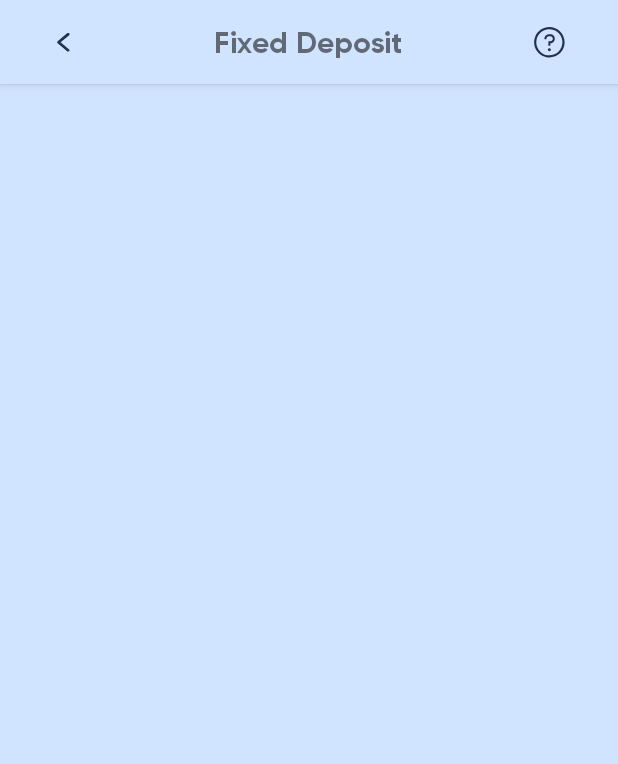
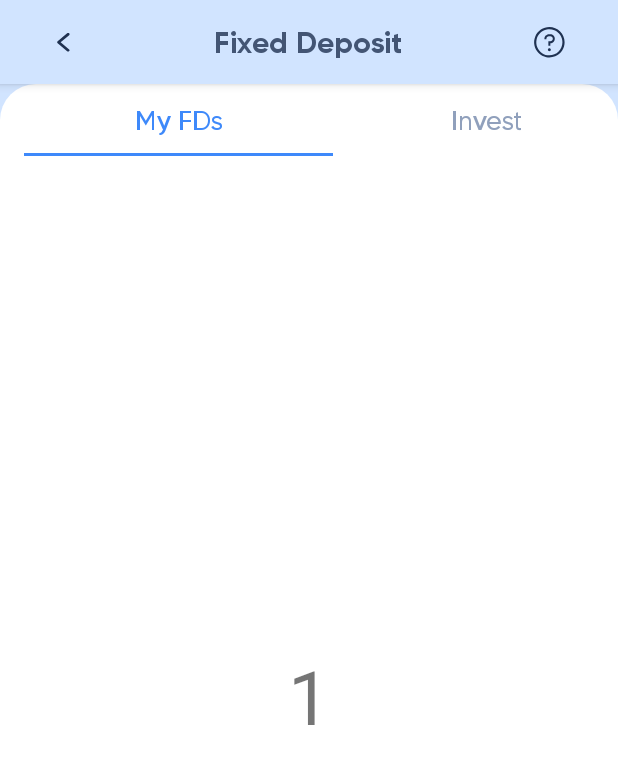
Before and after one commit to Anuj-Rai12/assigment_project, an Android app: the screen it shows after launch (MainActivity), on a phone screen of 412 x 824 dp. Shown: the top 764 px of the screen. Run offline under Robolectric (Android 15) with nearby library versions, the phone set to English and light mode, and no system bars.

Commit message:
Add ViewPager into Project status:Successfully

```diff
--- a/app/src/main/java/com/example/mytestingproject/MainActivity.kt
+++ b/app/src/main/java/com/example/mytestingproject/MainActivity.kt
@@ -5,27 +5,38 @@ import android.os.Bundle
 import android.view.Gravity
 import androidx.appcompat.app.ActionBar
 import androidx.appcompat.app.AppCompatActivity
+import com.example.mytestingproject.adaptor.MainViewPager
 import com.example.mytestingproject.databinding.ActionBarLayoutBinding
 import com.example.mytestingproject.databinding.ActivityMainBinding
-import com.example.mytestingproject.utils.changeStatusBarColor
+import com.example.mytestingproject.fragment.OneFragment
 import com.example.mytestingproject.utils.msg
+import com.google.android.material.tabs.TabLayoutMediator
 
 
 class MainActivity : AppCompatActivity() {
 
-    private lateinit var binding:ActivityMainBinding
+    private lateinit var binding: ActivityMainBinding
+    private lateinit var viewPager: MainViewPager
+    private val stringArr = listOf("My FDs", "Invest")
 
     override fun onCreate(savedInstanceState: Bundle?) {
         super.onCreate(savedInstanceState)
-        changeStatusBarColor()
-        binding= ActivityMainBinding.inflate(layoutInflater)
+        binding = ActivityMainBinding.inflate(layoutInflater)
         setContentView(binding.root)
         setActionBar()
+        viewPager = MainViewPager(supportFragmentManager, lifecycle)
+        binding.viewPager.adapter = viewPager
+        viewPager.setFragment(OneFragment())
+        viewPager.setFragment(OneFragment())
+        TabLayoutMediator(binding.tabs, binding.viewPager) { tab, pos ->
+            tab.text = stringArr[pos]
+        }.attach()
+
     }
 
     @SuppressLint("RtlHardcoded")
     private fun setActionBar() {
-        val binding=ActionBarLayoutBinding.inflate(layoutInflater)
+        val binding = ActionBarLayoutBinding.inflate(layoutInflater)
 
         supportActionBar!!.displayOptions = ActionBar.DISPLAY_SHOW_CUSTOM
         supportActionBar!!.setDisplayShowCustomEnabled(true)
@@ -40,5 +51,9 @@ class MainActivity : AppCompatActivity() {
         binding.toolbarBackBtn.setOnClickListener {
             msg("back arrow")
         }
+        binding.toolbarInfoBtn.setOnClickListener {
+            msg("Information")
+        }
+
     }
 }
--- /dev/null
+++ b/app/src/main/java/com/example/mytestingproject/adaptor/ViewPagerAdaptor.kt
@@ -0,0 +1,46 @@
+package com.example.mytestingproject.adaptor
+
+import android.util.Log
+import androidx.fragment.app.Fragment
+import androidx.fragment.app.FragmentManager
+import androidx.lifecycle.Lifecycle
+import androidx.viewpager2.adapter.FragmentStateAdapter
+
+
+
+class MainViewPager : FragmentStateAdapter {
+
+    constructor(fragment: Fragment) : super(fragment)
+
+    constructor(fragmentManager: FragmentManager, lifecycle: Lifecycle) : super(
+        fragmentManager,
+        lifecycle
+    )
+
+    private val getTotalFragment: MutableList<Fragment> = mutableListOf()
+
+
+    override fun getItemCount(): Int {
+        return getTotalFragment.size
+    }
+
+    override fun createFragment(position: Int): Fragment {
+        return getTotalFragment[position]
+    }
+
+    fun setFragment(fragment: Fragment) {
+        getTotalFragment.add(fragment)
+        Log.i("MainViewPager", "setFragment: $getTotalFragment")
+    }
+
+    fun removedFragment(position: Int) {
+        getTotalFragment.removeAt(position)
+        Log.i("MainViewPager", "removedFragment: $getTotalFragment")
+    }
+
+    fun getSize(): Int {
+        Log.i("MainViewPager", "getSize: ${getTotalFragment.size}")
+        return getTotalFragment.size
+    }
+
+}
--- /dev/null
+++ b/app/src/main/java/com/example/mytestingproject/fragment/OneFragment.kt
@@ -0,0 +1,17 @@
+package com.example.mytestingproject.fragment
+
+import android.os.Bundle
+import android.view.View
+import androidx.fragment.app.Fragment
+import com.example.mytestingproject.R
+import com.example.mytestingproject.databinding.OneFragmentLayoutBinding
+
+class OneFragment : Fragment(R.layout.one_fragment_layout) {
+
+    private lateinit var binding: OneFragmentLayoutBinding
+    override fun onViewCreated(view: View, savedInstanceState: Bundle?) {
+        super.onViewCreated(view, savedInstanceState)
+        binding= OneFragmentLayoutBinding.bind(view)
+    }
+
+}
--- /dev/null
+++ b/app/src/main/res/drawable/main_round_bg.xml
@@ -0,0 +1,9 @@
+<?xml version="1.0" encoding="utf-8"?>
+<shape xmlns:android="http://schemas.android.com/apk/res/android"
+    android:shape="rectangle">
+    <solid android:color="@color/white" />
+
+    <corners
+        android:topLeftRadius="24dp"
+        android:topRightRadius="24dp" />
+</shape>
--- a/app/src/main/res/layout/action_bar_layout.xml
+++ b/app/src/main/res/layout/action_bar_layout.xml
@@ -40,6 +40,7 @@
             android:text="Fixed Deposit"
             android:padding="10dp"
             android:textSize="20sp"
+            android:textColor="@color/action_txt_color"
             android:fontFamily="@font/gilroy_bold"
             app:layout_constraintTop_toTopOf="parent"
             app:layout_constraintBottom_toBottomOf="parent"
--- a/app/src/main/res/layout/activity_main.xml
+++ b/app/src/main/res/layout/activity_main.xml
@@ -4,8 +4,39 @@
     xmlns:tools="http://schemas.android.com/tools"
     android:layout_width="match_parent"
     android:layout_height="match_parent"
+    android:background="@color/main_color"
     tools:context=".MainActivity">
 
+    <com.google.android.material.tabs.TabLayout
+        android:id="@+id/tabs"
+        android:layout_width="0dp"
+        android:layout_height="wrap_content"
+        android:paddingEnd="16dp"
+        android:paddingStart="16dp"
+        android:background="@drawable/main_round_bg"
+        app:layout_constraintLeft_toLeftOf="parent"
+        app:layout_constraintRight_toRightOf="parent"
+        app:layout_constraintTop_toTopOf="parent"
+        app:tabIndicatorColor="@color/selected_color"
+        app:tabIndicatorHeight="2dp"
+        app:tabMode="fixed"
+        app:tabSelectedTextColor="@color/selected_color"
+        app:tabTextAppearance="@style/customTabLayout"
+        app:tabTextColor="@color/txt_color" />
+
+
+    <androidx.viewpager2.widget.ViewPager2
+        android:id="@+id/viewPager"
+        android:layout_width="0dp"
+        android:layout_height="0dp"
+        android:layout_alignParentStart="true"
+        android:layout_alignParentEnd="true"
+        android:background="@color/white"
+        android:layout_alignParentBottom="true"
+        app:layout_constraintBottom_toBottomOf="parent"
+        app:layout_constraintLeft_toLeftOf="parent"
+        app:layout_constraintRight_toRightOf="parent"
+        app:layout_constraintTop_toBottomOf="@id/tabs" />
 
 
 </androidx.constraintlayout.widget.ConstraintLayout>
--- /dev/null
+++ b/app/src/main/res/layout/one_fragment_layout.xml
@@ -0,0 +1,18 @@
+<?xml version="1.0" encoding="utf-8"?>
+<androidx.constraintlayout.widget.ConstraintLayout xmlns:android="http://schemas.android.com/apk/res/android"
+    android:layout_width="match_parent"
+    android:layout_height="match_parent"
+    xmlns:tools="http://schemas.android.com/tools"
+    tools:context="com.example.mytestingproject.fragment.OneFragment">
+
+
+<TextView
+    android:layout_width="match_parent"
+    android:layout_height="match_parent"
+    android:text="1"
+    android:gravity="center"
+    android:textSize="50dp"
+    />
+
+
+</androidx.constraintlayout.widget.ConstraintLayout>
--- a/app/src/main/res/values-night/themes.xml
+++ b/app/src/main/res/values-night/themes.xml
@@ -15,10 +15,16 @@
     </style>
 
     <style name="CustomTheme" parent="Theme.AppCompat.Light">
-
-        <item name="android:background">@color/main_color</item>
+        <item name="colorPrimary">@color/main_color</item>
+        <item name="android:statusBarColor">@color/main_color</item>
         <item name="android:contentInsetStart">0dp</item>
         <item name="android:contentInsetEnd">0dp</item>
     </style>
 
+    <style name="customTabLayout" parent="Widget.Design.TabLayout">
+        <item name="textAllCaps">false</item>
+        <item name="android:textSize">18sp</item>
+        <item name="android:fontFamily">@font/gilroy_medium</item>
+    </style>
+
 </resources>
--- a/app/src/main/res/values/colors.xml
+++ b/app/src/main/res/values/colors.xml
@@ -10,7 +10,9 @@
 
 
     <color name="main_color">#D1E4FF</color>
-
+    <color name="selected_color">#3E89FA</color>
+    <color name="txt_color">#90a0bc</color>
+    <color name="action_txt_color">#435574</color>
 
 
 </resources>
--- a/app/src/main/res/values/themes.xml
+++ b/app/src/main/res/values/themes.xml
@@ -15,9 +15,16 @@
     </style>
 
     <style name="CustomTheme" parent="Theme.AppCompat.Light">
-        <item name="android:background">@color/main_color</item>
+        <item name="colorPrimary">@color/main_color</item>
+        <item name="android:statusBarColor">@color/main_color</item>
         <item name="android:contentInsetStart">0dp</item>
         <item name="android:contentInsetEnd">0dp</item>
     </style>
 
+    <style name="customTabLayout" parent="Widget.Design.TabLayout">
+        <item name="textAllCaps">false</item>
+        <item name="android:textSize">18sp</item>
+        <item name="android:fontFamily">@font/gilroy_medium</item>
+    </style>
+
 </resources>
```
